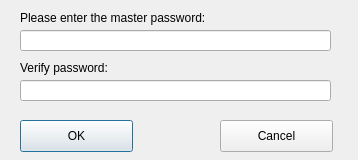
This is encfsgui_newmasterkey.ui in corelan/pyencfsgui as Qt 5 draws it before an edit. The edited form follows.
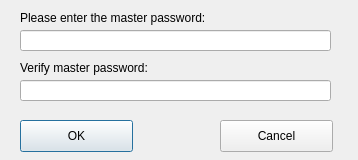
This is the edited form.

What changed in the file:
```diff
--- a/encfsgui_newmasterkey.ui
+++ b/encfsgui_newmasterkey.ui
@@ -57,7 +57,7 @@
     </rect>
    </property>
    <property name="text">
-    <string>Verify password:</string>
+    <string>Verify master password:</string>
    </property>
   </widget>
   <widget class="QLineEdit" name="txt_password1">
```
Left out of the diff: 3 changed lines with no effect on the pictures.
